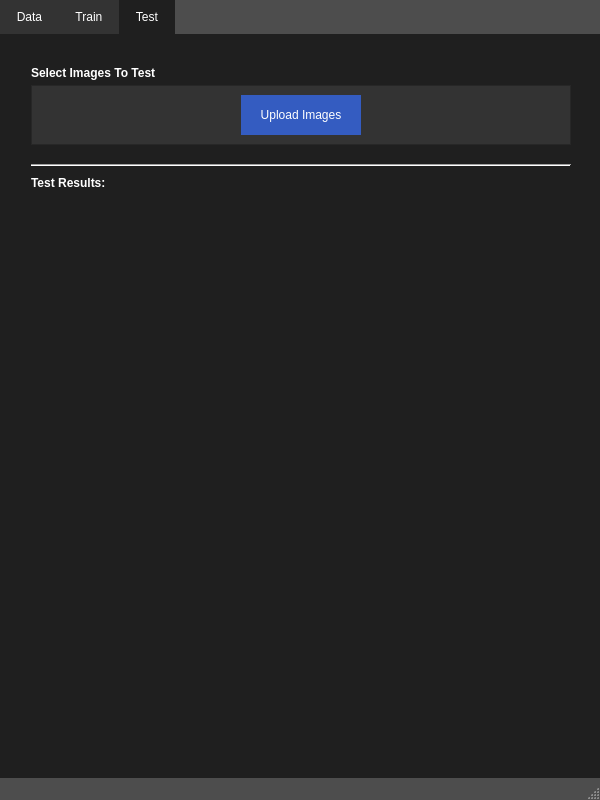
Before: the Qt Designer form ASL_Trainer.ui in json0130/SIGN-launage-understanding-project, drawn with Qt 5.
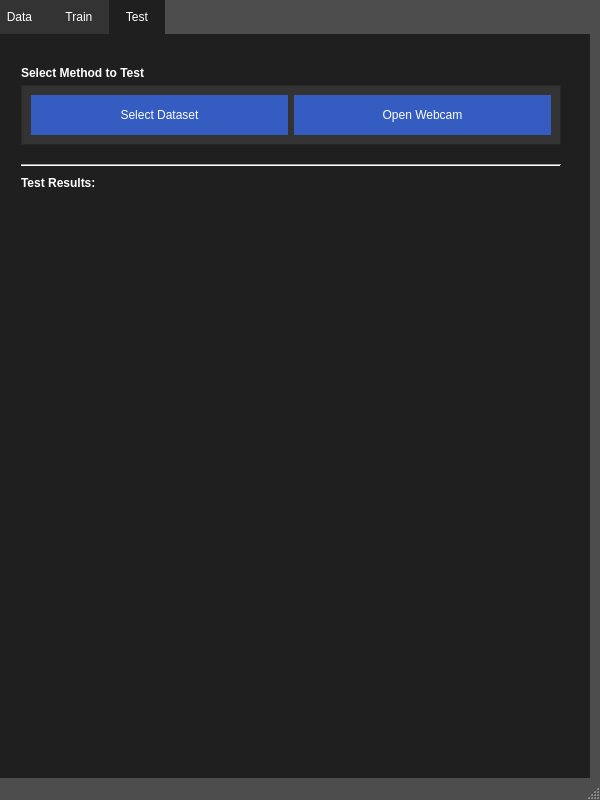
After: the same form once the commit is applied. The open tabs and pages were chosen to show the change.

Diff of the .ui file:
```diff
--- a/ASL_Trainer.ui
+++ b/ASL_Trainer.ui
@@ -87,7 +87,7 @@
    <widget class="QTabWidget" name="tabWidget">
     <property name="geometry">
      <rect>
-      <x>0</x>
+      <x>-10</x>
       <y>0</y>
       <width>600</width>
       <height>800</height>
@@ -1174,19 +1174,6 @@
        <enum>QFrame::Raised</enum>
       </property>
       <layout class="QHBoxLayout" name="horizontalLayout">
-       <item>
-        <spacer name="horizontalSpacer">
-         <property name="orientation">
-          <enum>Qt::Horizontal</enum>
-         </property>
-         <property name="sizeHint" stdset="0">
-          <size>
-           <width>187</width>
-           <height>20</height>
-          </size>
-         </property>
-        </spacer>
-       </item>
        <item>
         <widget class="QPushButton" name="data_file_button_2">
          <property name="minimumSize">
@@ -1417,22 +1404,243 @@
 }</string>
          </property>
          <property name="text">
-          <string>Upload Images</string>
+          <string>Select Dataset</string>
          </property>
         </widget>
        </item>
        <item>
-        <spacer name="horizontalSpacer_2">
-         <property name="orientation">
-          <enum>Qt::Horizontal</enum>
+        <widget class="QPushButton" name="data_file_button_3">
+         <property name="minimumSize">
+          <size>
+           <width>120</width>
+           <height>40</height>
+          </size>
          </property>
-         <property name="sizeHint" stdset="0">
+         <property name="baseSize">
           <size>
-           <width>191</width>
-           <height>20</height>
+           <width>120</width>
+           <height>40</height>
           </size>
          </property>
-        </spacer>
+         <property name="palette">
+          <palette>
+           <active>
+            <colorrole role="WindowText">
+             <brush brushstyle="SolidPattern">
+              <color alpha="255">
+               <red>255</red>
+               <green>255</green>
+               <blue>255</blue>
+              </color>
+             </brush>
+            </colorrole>
+            <colorrole role="Button">
+             <brush brushstyle="SolidPattern">
+              <color alpha="255">
+               <red>52</red>
+               <green>92</green>
+               <blue>193</blue>
+              </color>
+             </brush>
+            </colorrole>
+            <colorrole role="Text">
+             <brush brushstyle="SolidPattern">
+              <color alpha="255">
+               <red>255</red>
+               <green>255</green>
+               <blue>255</blue>
+              </color>
+             </brush>
+            </colorrole>
+            <colorrole role="ButtonText">
+             <brush brushstyle="SolidPattern">
+              <color alpha="255">
+               <red>255</red>
+               <green>255</green>
+               <blue>255</blue>
+              </color>
+             </brush>
+            </colorrole>
+            <colorrole role="Base">
+             <brush brushstyle="SolidPattern">
+              <color alpha="255">
+               <red>52</red>
+               <green>92</green>
+               <blue>193</blue>
+              </color>
+             </brush>
+            </colorrole>
+            <colorrole role="Window">
+             <brush brushstyle="SolidPattern">
+              <color alpha="255">
+               <red>52</red>
+               <green>92</green>
+               <blue>193</blue>
+              </color>
+             </brush>
+            </colorrole>
+            <colorrole role="PlaceholderText">
+             <brush brushstyle="NoBrush">
+              <color alpha="128">
+               <red>255</red>
+               <green>255</green>
+               <blue>255</blue>
+              </color>
+             </brush>
+            </colorrole>
+           </active>
+           <inactive>
+            <colorrole role="WindowText">
+             <brush brushstyle="SolidPattern">
+              <color alpha="255">
+               <red>255</red>
+               <green>255</green>
+               <blue>255</blue>
+              </color>
+             </brush>
+            </colorrole>
+            <colorrole role="Button">
+             <brush brushstyle="SolidPattern">
+              <color alpha="255">
+               <red>52</red>
+               <green>92</green>
+               <blue>193</blue>
+              </color>
+             </brush>
+            </colorrole>
+            <colorrole role="Text">
+             <brush brushstyle="SolidPattern">
+              <color alpha="255">
+               <red>255</red>
+               <green>255</green>
+               <blue>255</blue>
+              </color>
+             </brush>
+            </colorrole>
+            <colorrole role="ButtonText">
+             <brush brushstyle="SolidPattern">
+              <color alpha="255">
+               <red>255</red>
+               <green>255</green>
+               <blue>255</blue>
+              </color>
+             </brush>
+            </colorrole>
+            <colorrole role="Base">
+             <brush brushstyle="SolidPattern">
+              <color alpha="255">
+               <red>52</red>
+               <green>92</green>
+               <blue>193</blue>
+              </color>
+             </brush>
+            </colorrole>
+            <colorrole role="Window">
+             <brush brushstyle="SolidPattern">
+              <color alpha="255">
+               <red>52</red>
+               <green>92</green>
+               <blue>193</blue>
+              </color>
+             </brush>
+            </colorrole>
+            <colorrole role="PlaceholderText">
+             <brush brushstyle="NoBrush">
+              <color alpha="128">
+               <red>255</red>
+               <green>255</green>
+               <blue>255</blue>
+              </color>
+             </brush>
+            </colorrole>
+           </inactive>
+           <disabled>
+            <colorrole role="WindowText">
+             <brush brushstyle="SolidPattern">
+              <color alpha="255">
+               <red>255</red>
+               <green>255</green>
+               <blue>255</blue>
+              </color>
+             </brush>
+            </colorrole>
+            <colorrole role="Button">
+             <brush brushstyle="SolidPattern">
+              <color alpha="255">
+               <red>52</red>
+               <green>92</green>
+               <blue>193</blue>
+              </color>
+             </brush>
+            </colorrole>
+            <colorrole role="Text">
+             <brush brushstyle="SolidPattern">
+              <color alpha="255">
+               <red>255</red>
+               <green>255</green>
+               <blue>255</blue>
+              </color>
+             </brush>
+            </colorrole>
+            <colorrole role="ButtonText">
+             <brush brushstyle="SolidPattern">
+              <color alpha="255">
+               <red>255</red>
+               <green>255</green>
+               <blue>255</blue>
+              </color>
+             </brush>
+            </colorrole>
+            <colorrole role="Base">
+             <brush brushstyle="SolidPattern">
+              <color alpha="255">
+               <red>52</red>
+               <green>92</green>
+               <blue>193</blue>
+              </color>
+             </brush>
+            </colorrole>
+            <colorrole role="Window">
+             <brush brushstyle="SolidPattern">
+              <color alpha="255">
+               <red>52</red>
+               <green>92</green>
+               <blue>193</blue>
+              </color>
+             </brush>
+            </colorrole>
+            <colorrole role="PlaceholderText">
+             <brush brushstyle="NoBrush">
+              <color alpha="128">
+               <red>255</red>
+               <green>255</green>
+               <blue>255</blue>
+              </color>
+             </brush>
+            </colorrole>
+           </disabled>
+          </palette>
+         </property>
+         <property name="styleSheet">
+          <string notr="true">QPushButton {
+    background-color: #345CC1;
+    color: white; /* Set text color to white for better contrast */
+    border: none;
+    padding: 8px 16px; /* Optional: Add some padding for better appearance */
+}
+
+QPushButton:hover {
+    background-color: #2A4BA0; /* Optional: Slightly darker color on hover */
+}
+
+QPushButton:pressed {
+    background-color: #1E3C8C; /* Optional: Even darker color when pressed */
+}</string>
+         </property>
+         <property name="text">
+          <string>Open Webcam</string>
+         </property>
+        </widget>
        </item>
       </layout>
      </widget>
@@ -1492,7 +1700,7 @@
 </string>
       </property>
       <property name="text">
-       <string>Select Images To Test</string>
+       <string>Select Method to Test</string>
       </property>
      </widget>
     </widget>
```
Left out of the diff: 6 changed lines with no effect on the pictures.
